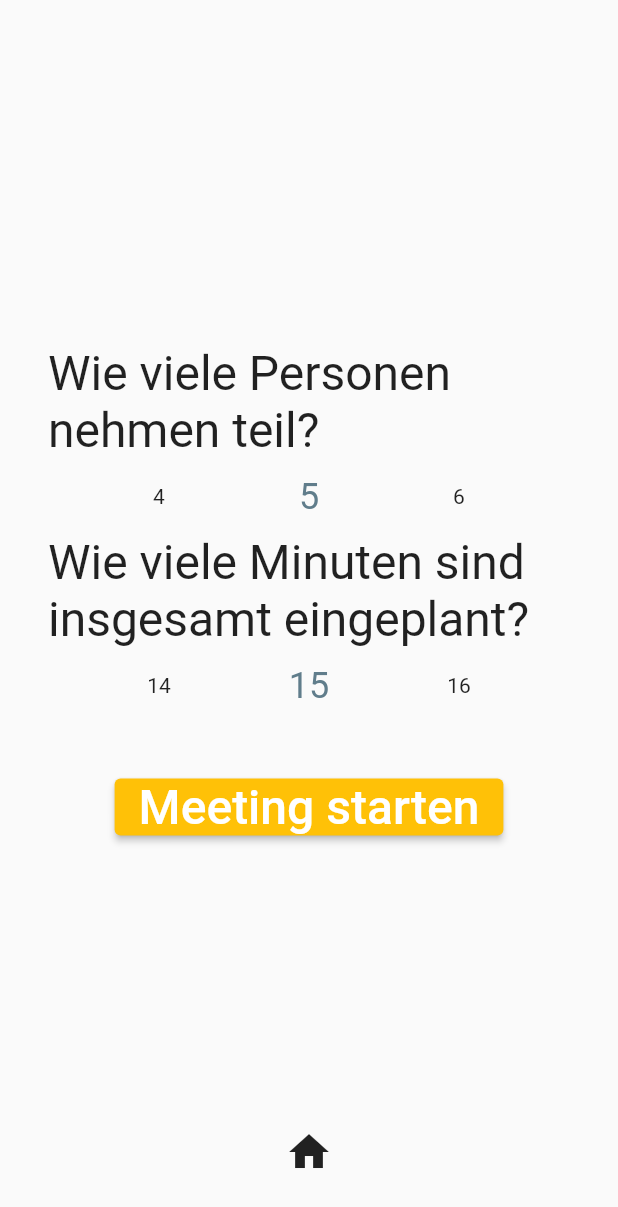
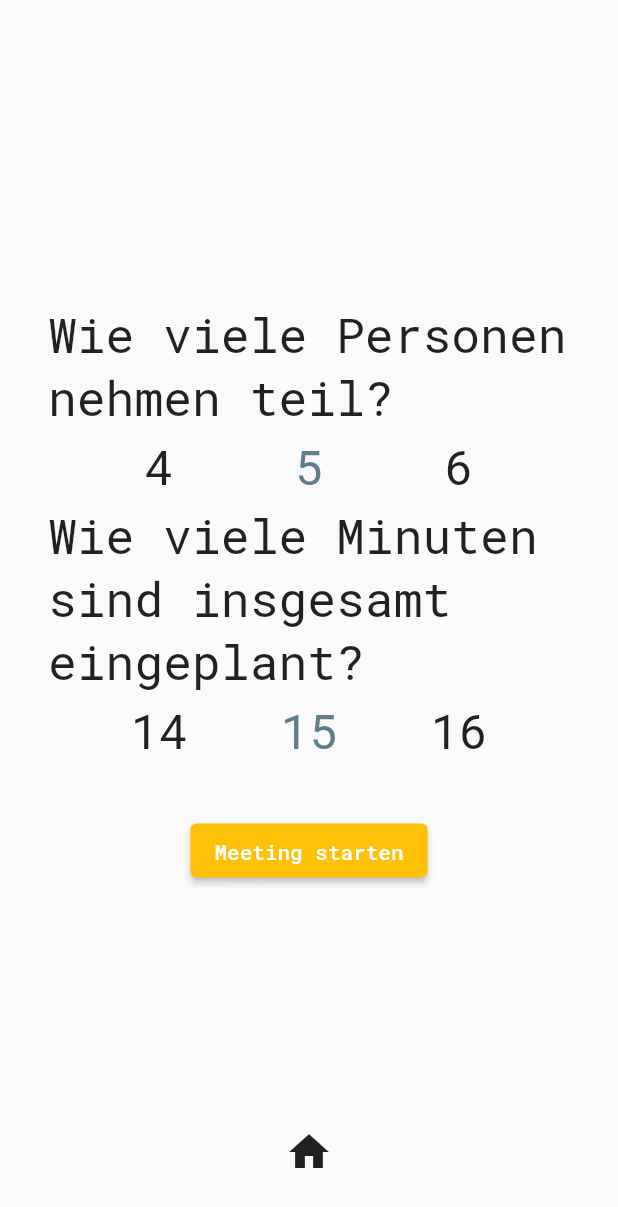
Before and after one commit to mw3155/daily_and_meme, a Flutter app: the screen it shows after launch, on a phone screen of 412 x 824 dp. Shown: the top 1207 px of the screen. Run offline on Flutter 3.47's test engine with Material 2 defaults, Android fonts, the phone set to English and light mode, and no system bars; drawn by our look-alikes of numberpicker; our stand-ins replace google_fonts.

Commit message:
🎨 added googel_fonts; text styling now global for complete app

```diff
--- a/lib/main.dart
+++ b/lib/main.dart
@@ -1,5 +1,6 @@
 import 'package:flutter/material.dart';
 import 'package:numberpicker/numberpicker.dart';
+import 'package:google_fonts/google_fonts.dart';
 
 //TODO: memes
 
@@ -12,15 +13,23 @@ final GlobalKey<NavigatorState> navigatorKey = new GlobalKey<NavigatorState>();
 class MyApp extends StatelessWidget {
   @override
   Widget build(BuildContext context) {
+    final textTheme = Theme.of(context).textTheme;
     return MaterialApp(
       navigatorKey: navigatorKey,
       title: 'Daily and Meme',
       theme: ThemeData(
         primarySwatch: Colors.blueGrey,
+        textTheme: GoogleFonts.robotoMonoTextTheme(textTheme).copyWith(
+          bodyText1: GoogleFonts.robotoMono(fontSize: myFontSizeMed),
+          bodyText2: GoogleFonts.robotoMono(fontSize: myFontSizeMed),
+          caption: GoogleFonts.robotoMono(fontSize: myFontSizeMed),
+          button: GoogleFonts.robotoMono(fontSize: myFontSizeMed),
+          headline6: GoogleFonts.robotoMono(fontSize: myFontSizeMed),
+        ),
         elevatedButtonTheme: ElevatedButtonThemeData(
           style: ElevatedButton.styleFrom(primary: Colors.amber),
         ),
-        // color is useless?
+        // primaryColor is useless?
         primaryColor: Colors.pink,
       ),
       initialRoute: "/",
@@ -64,6 +73,7 @@ Widget buildBottomSheet() {
           tooltip: "Zur Startseite",
           iconSize: 32,
           onPressed: () {
+            // TODO reset global vars
             navigatorKey.currentState?.pushNamed("/");
           },
         ),
@@ -89,9 +99,10 @@ class _HomePageState extends State<HomePage> {
   Widget _buildHomepage() {
     return Column(
       children: [
-        Text("Wie viele Personen nehmen teil?",
-            style: TextStyle(fontSize: myFontSizeMed)),
+        Text("Wie viele Personen nehmen teil?"),
         NumberPicker(
+            selectedTextStyle:
+                TextStyle(fontSize: myFontSizeMed, color: Colors.blueGrey),
             value: nMeetingPersons,
             minValue: 1,
             maxValue: 100,
@@ -100,9 +111,10 @@ class _HomePageState extends State<HomePage> {
             axis: Axis.horizontal,
             onChanged: (newValue) =>
                 setState(() => nMeetingPersons = newValue)),
-        Text("Wie viele Minuten sind insgesamt eingeplant?",
-            style: TextStyle(fontSize: myFontSizeMed)),
+        Text("Wie viele Minuten sind insgesamt eingeplant?"),
         NumberPicker(
+            selectedTextStyle:
+                TextStyle(fontSize: myFontSizeMed, color: Colors.blueGrey),
             value: nMeetingMinutes,
             minValue: 1,
             maxValue: 100,
@@ -120,7 +132,6 @@ class _HomePageState extends State<HomePage> {
             },
             child: Text(
               "Meeting starten",
-              style: TextStyle(fontSize: myFontSizeMed),
             ),
           ),
           padding: EdgeInsets.all(32),
@@ -241,7 +252,6 @@ class _TimerPageState extends State<TimerPage>
       children: [
         Text(
           "Person $currentSpeaker",
-          style: TextStyle(fontSize: myFontSizeMed),
         ),
         Padding(padding: EdgeInsets.all(32)),
         Countdown(
@@ -266,12 +276,10 @@ class _TimerPageState extends State<TimerPage>
                 },
                 child: Text(
                   isTimeStopped ? "Fortsetzen" : "Pause",
-                  style: TextStyle(fontSize: myFontSizeMed),
                 )),
             ElevatedButton(
               child: Text(
                 "Fertig",
-                style: TextStyle(fontSize: myFontSizeMed),
               ),
               onPressed: () => _goToNextSpeaker(),
             ),
@@ -304,7 +312,6 @@ class _TimerPageState extends State<TimerPage>
               ElevatedButton(
                 child: Text(
                   "+30 Sekunden",
-                  style: TextStyle(fontSize: myFontSizeSmall),
                 ),
                 onPressed: () {
                   isExtraTime = true;
@@ -314,7 +321,6 @@ class _TimerPageState extends State<TimerPage>
               ElevatedButton(
                 child: Text(
                   "Fertig",
-                  style: TextStyle(fontSize: myFontSizeSmall),
                 ),
                 onPressed: () => _goToNextSpeaker(),
               ),
@@ -338,7 +344,6 @@ class Countdown extends AnimatedWidget {
     Duration currentDuration = Duration(seconds: timerText);
     return Text(
       "Du hast noch ${currentDuration.inMinutes} Minuten und ${currentDuration.inSeconds.remainder(60)} Sekunden",
-      style: TextStyle(fontSize: myFontSizeMed),
     );
   }
 }
@@ -383,14 +388,12 @@ class _MemePageState extends State<MemePage> {
               onPressed: () => Navigator.pushNamed(context, "work"),
               child: Text(
                 "Ran an die Arbeit!",
-                style: TextStyle(fontSize: myFontSizeMed),
               ),
             ),
             ElevatedButton(
               onPressed: null,
               child: Text(
                 "Noch ein Meme!",
-                style: TextStyle(fontSize: myFontSizeMed),
               ),
             ),
           ],
--- a/pubspec.yaml
+++ b/pubspec.yaml
@@ -29,6 +29,7 @@ dependencies:
   # Use with the CupertinoIcons class for iOS style icons.
   cupertino_icons: ^1.0.2
   numberpicker: ^2.0.1
+  google_fonts: ^2.0.0
 
 dev_dependencies:
   flutter_test:
```
Also changed, not shown: pubspec.lock.
